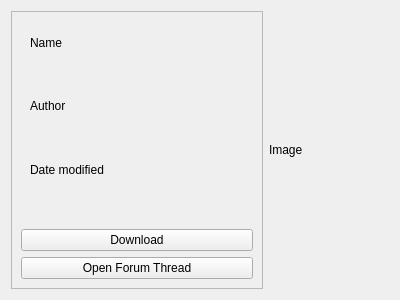
Before: the Qt Designer form src/ThemeManager/themewidget.ui in po-devs/pokemon-online, drawn with Qt 5.
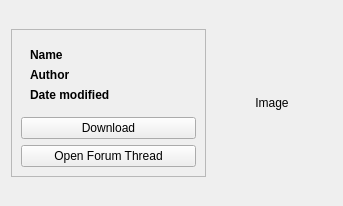
After: the same form once the commit is applied. Custom widgets are drawn as their Qt base class.

Commit message: Changes to Theme Manager.

Patch:
```diff
--- a/src/ThemeManager/themewidget.ui
+++ b/src/ThemeManager/themewidget.ui
@@ -6,16 +6,34 @@
    <rect>
     <x>0</x>
     <y>0</y>
-    <width>400</width>
-    <height>300</height>
+    <width>343</width>
+    <height>206</height>
    </rect>
   </property>
+  <property name="sizePolicy">
+   <sizepolicy hsizetype="Preferred" vsizetype="Preferred">
+    <horstretch>0</horstretch>
+    <verstretch>0</verstretch>
+   </sizepolicy>
+  </property>
   <property name="windowTitle">
    <string>Form</string>
   </property>
   <layout class="QHBoxLayout" name="horizontalLayout">
    <item>
     <widget class="QFrame" name="frame">
+     <property name="sizePolicy">
+      <sizepolicy hsizetype="Minimum" vsizetype="Fixed">
+       <horstretch>0</horstretch>
+       <verstretch>0</verstretch>
+      </sizepolicy>
+     </property>
+     <property name="minimumSize">
+      <size>
+       <width>120</width>
+       <height>0</height>
+      </size>
+     </property>
      <property name="frameShape">
       <enum>QFrame::StyledPanel</enum>
      </property>
@@ -23,6 +41,9 @@
       <enum>QFrame::Raised</enum>
      </property>
      <layout class="QVBoxLayout" name="verticalLayout">
+      <property name="sizeConstraint">
+       <enum>QLayout::SetMinimumSize</enum>
+      </property>
       <item>
        <widget class="QWidget" name="widget" native="true">
         <property name="sizePolicy">
@@ -44,43 +65,82 @@
          </size>
         </property>
         <layout class="QGridLayout" name="gridLayout_2">
+         <property name="sizeConstraint">
+          <enum>QLayout::SetDefaultConstraint</enum>
+         </property>
          <item row="0" column="0">
           <widget class="QLabel" name="label_2">
-           <property name="text">
-            <string>Name</string>
+           <property name="sizePolicy">
+            <sizepolicy hsizetype="Fixed" vsizetype="Preferred">
+             <horstretch>0</horstretch>
+             <verstretch>0</verstretch>
+            </sizepolicy>
            </property>
-          </widget>
-         </item>
-         <item row="1" column="1">
-          <widget class="QLabel" name="themeName">
            <property name="text">
-            <string/>
+            <string>&lt;b&gt;Name&lt;/b&gt;</string>
            </property>
           </widget>
          </item>
          <item row="2" column="0">
           <widget class="QLabel" name="label_3">
-           <property name="text">
-            <string>Author</string>
+           <property name="sizePolicy">
+            <sizepolicy hsizetype="Fixed" vsizetype="Preferred">
+             <horstretch>0</horstretch>
+             <verstretch>0</verstretch>
+            </sizepolicy>
            </property>
-          </widget>
-         </item>
-         <item row="3" column="1">
-          <widget class="QLabel" name="author">
            <property name="text">
-            <string/>
+            <string>&lt;b&gt;Author&lt;/b&gt;</string>
            </property>
           </widget>
          </item>
          <item row="4" column="0">
           <widget class="QLabel" name="label">
+           <property name="sizePolicy">
+            <sizepolicy hsizetype="Fixed" vsizetype="Preferred">
+             <horstretch>0</horstretch>
+             <verstretch>0</verstretch>
+            </sizepolicy>
+           </property>
            <property name="text">
-            <string>Date modified</string>
+            <string>&lt;b&gt;Date modified&lt;/b&gt;</string>
            </property>
           </widget>
          </item>
-         <item row="5" column="1">
+         <item row="0" column="1">
+          <widget class="QLabel" name="themeName">
+           <property name="sizePolicy">
+            <sizepolicy hsizetype="Minimum" vsizetype="Preferred">
+             <horstretch>0</horstretch>
+             <verstretch>0</verstretch>
+            </sizepolicy>
+           </property>
+           <property name="text">
+            <string/>
+           </property>
+          </widget>
+         </item>
+         <item row="2" column="1">
+          <widget class="QLabel" name="author">
+           <property name="sizePolicy">
+            <sizepolicy hsizetype="Minimum" vsizetype="Preferred">
+             <horstretch>0</horstretch>
+             <verstretch>0</verstretch>
+            </sizepolicy>
+           </property>
+           <property name="text">
+            <string/>
+           </property>
+          </widget>
+         </item>
+         <item row="4" column="1">
           <widget class="QLabel" name="version">
+           <property name="sizePolicy">
+            <sizepolicy hsizetype="Minimum" vsizetype="Preferred">
+             <horstretch>0</horstretch>
+             <verstretch>0</verstretch>
+            </sizepolicy>
+           </property>
            <property name="text">
             <string/>
            </property>
@@ -123,10 +183,20 @@
      <property name="text">
       <string>Image</string>
      </property>
+     <property name="alignment">
+      <set>Qt::AlignCenter</set>
+     </property>
     </widget>
    </item>
   </layout>
  </widget>
+ <customwidgets>
+  <customwidget>
+   <class>ClickableLabel</class>
+   <extends>QLabel</extends>
+   <header>clickablelabel.h</header>
+  </customwidget>
+ </customwidgets>
  <resources/>
  <connections/>
 </ui>
```
Left out of the diff: 2 changed lines with no effect on the pictures. The commit also changes 5 other files.
